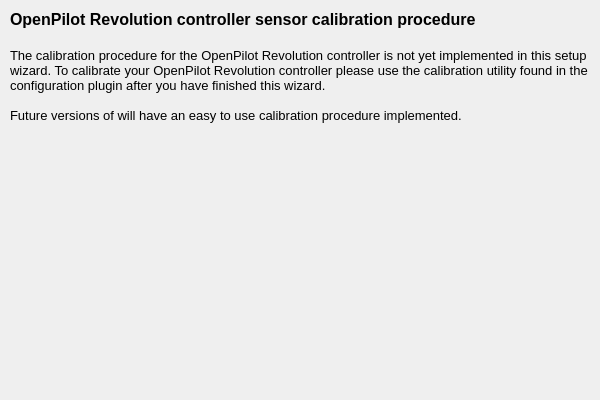
openpilot/OpenPilot, file ground/openpilotgcs/src/plugins/setupwizard/pages/revocalibrationpage.ui: the form before one commit.
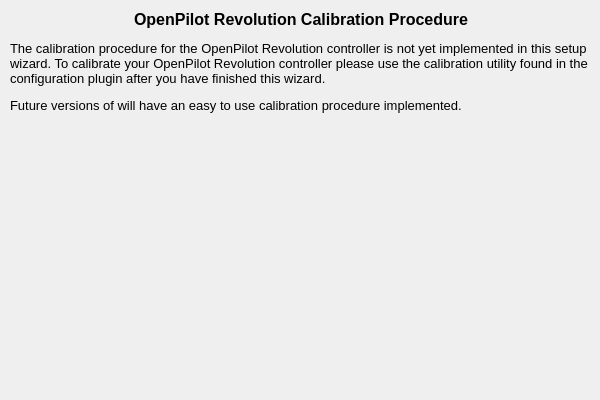
The form after the commit.

```diff
--- a/ground/openpilotgcs/src/plugins/setupwizard/pages/revocalibrationpage.ui
+++ b/ground/openpilotgcs/src/plugins/setupwizard/pages/revocalibrationpage.ui
@@ -26,12 +26,10 @@
     <string>&lt;!DOCTYPE HTML PUBLIC &quot;-//W3C//DTD HTML 4.0//EN&quot; &quot;http://www.w3.org/TR/REC-html40/strict.dtd&quot;&gt;
 &lt;html&gt;&lt;head&gt;&lt;meta name=&quot;qrichtext&quot; content=&quot;1&quot; /&gt;&lt;style type=&quot;text/css&quot;&gt;
 p, li { white-space: pre-wrap; }
-&lt;/style&gt;&lt;/head&gt;&lt;body style=&quot; font-family:'MS Shell Dlg 2'; font-size:8pt; font-weight:400; font-style:normal;&quot;&gt;
-&lt;p style=&quot; margin-top:0px; margin-bottom:0px; margin-left:0px; margin-right:0px; -qt-block-indent:0; text-indent:0px;&quot;&gt;&lt;span style=&quot; font-size:12pt; font-weight:600;&quot;&gt;OpenPilot Revolution controller sensor calibration procedure&lt;/span&gt;&lt;/p&gt;
-&lt;p style=&quot;-qt-paragraph-type:empty; margin-top:0px; margin-bottom:0px; margin-left:0px; margin-right:0px; -qt-block-indent:0; text-indent:0px; font-size:12pt; font-weight:600;&quot;&gt;&lt;br /&gt;&lt;/p&gt;
-&lt;p style=&quot; margin-top:0px; margin-bottom:0px; margin-left:0px; margin-right:0px; -qt-block-indent:0; text-indent:0px;&quot;&gt;&lt;span style=&quot; font-size:10pt;&quot;&gt;The calibration procedure for the OpenPilot Revolution controller is not yet implemented in this setup wizard. To calibrate your OpenPilot Revolution controller please use the calibration utility found in the configuration plugin after you have finished this wizard.&lt;/span&gt;&lt;/p&gt;
-&lt;p style=&quot;-qt-paragraph-type:empty; margin-top:0px; margin-bottom:0px; margin-left:0px; margin-right:0px; -qt-block-indent:0; text-indent:0px; font-size:10pt;&quot;&gt;&lt;br /&gt;&lt;/p&gt;
-&lt;p style=&quot; margin-top:0px; margin-bottom:0px; margin-left:0px; margin-right:0px; -qt-block-indent:0; text-indent:0px;&quot;&gt;&lt;span style=&quot; font-size:10pt;&quot;&gt;Future versions of will have an easy to use calibration procedure implemented.&lt;/span&gt;&lt;/p&gt;&lt;/body&gt;&lt;/html&gt;</string>
+&lt;/style&gt;&lt;/head&gt;&lt;body style=&quot; font-family:'Cantarell'; font-size:11pt; font-weight:400; font-style:normal;&quot;&gt;
+&lt;p align=&quot;center&quot; style=&quot; margin-top:12px; margin-bottom:12px; margin-left:0px; margin-right:0px; -qt-block-indent:0; text-indent:0px;&quot;&gt;&lt;span style=&quot; font-family:'MS Shell Dlg 2'; font-size:12pt; font-weight:600;&quot;&gt;OpenPilot Revolution Calibration Procedure&lt;/span&gt;&lt;/p&gt;
+&lt;p style=&quot; margin-top:12px; margin-bottom:12px; margin-left:0px; margin-right:0px; -qt-block-indent:0; text-indent:0px;&quot;&gt;&lt;span style=&quot; font-family:'MS Shell Dlg 2'; font-size:10pt;&quot;&gt;The calibration procedure for the OpenPilot Revolution controller is not yet implemented in this setup wizard. To calibrate your OpenPilot Revolution controller please use the calibration utility found in the configuration plugin after you have finished this wizard.&lt;/span&gt;&lt;/p&gt;
+&lt;p style=&quot; margin-top:12px; margin-bottom:12px; margin-left:0px; margin-right:0px; -qt-block-indent:0; text-indent:0px;&quot;&gt;&lt;span style=&quot; font-family:'MS Shell Dlg 2'; font-size:10pt;&quot;&gt;Future versions of will have an easy to use calibration procedure implemented.&lt;/span&gt;&lt;/p&gt;&lt;/body&gt;&lt;/html&gt;</string>
    </property>
    <property name="alignment">
     <set>Qt::AlignLeading|Qt::AlignLeft|Qt::AlignTop</set>
```
